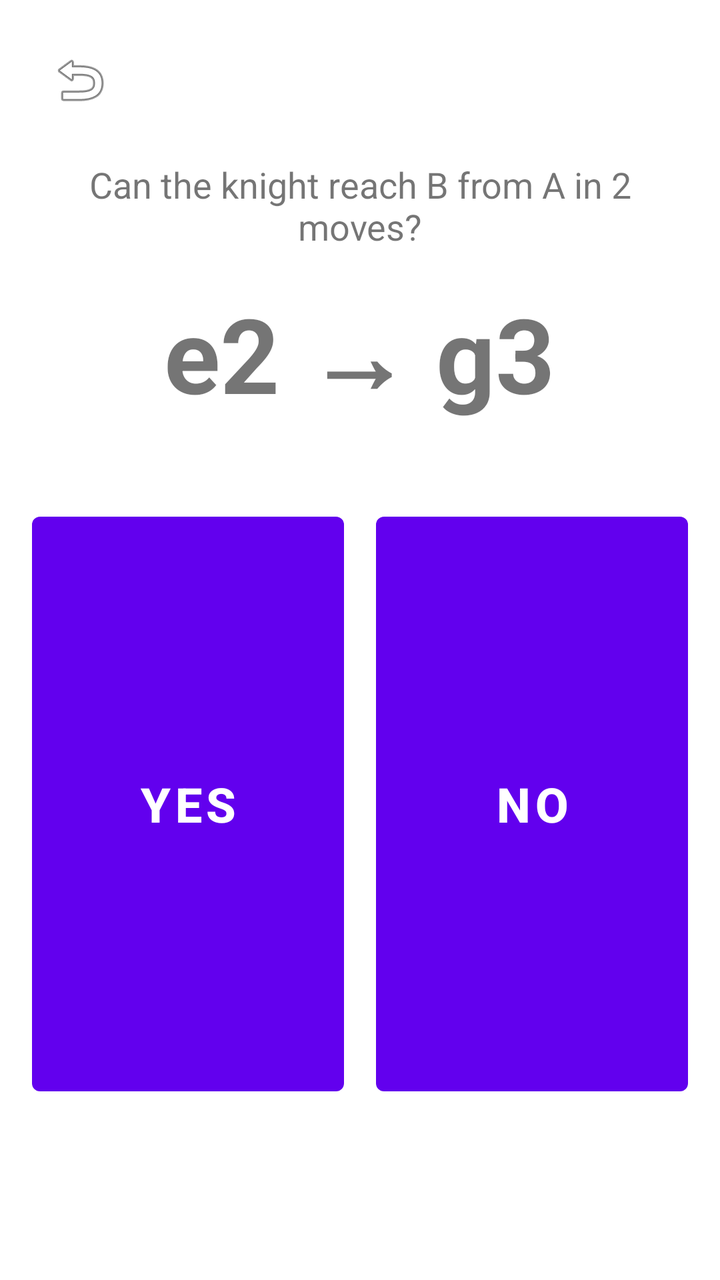
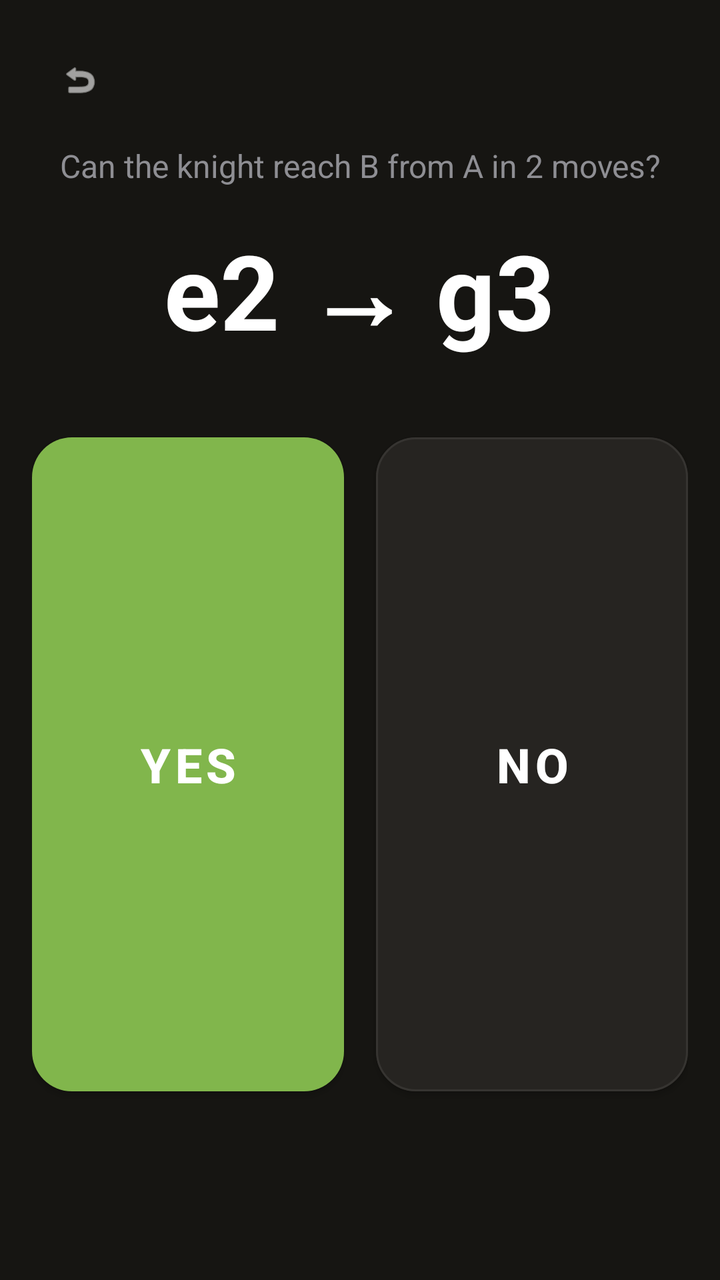

Compare the two renders of this Android layout. The source of the first and the diff that turns it into the second are given below.
<!-- AndroidManifest.xml: application theme Theme.BlindfoldChess -->
<!-- res/layout/fragment_knight_moves.xml -->
<?xml version="1.0" encoding="utf-8"?>

<LinearLayout xmlns:android="http://schemas.android.com/apk/res/android"
    android:layout_width="match_parent"
    android:layout_height="match_parent"
    android:orientation="vertical"
    android:padding="16dp">

    <ImageButton
        android:id="@+id/btn_back"
        android:layout_width="48dp"
        android:layout_height="48dp"
        android:src="@android:drawable/ic_menu_revert"
        android:background="?attr/selectableItemBackgroundBorderless"
        android:contentDescription="Back"
        android:layout_marginBottom="8dp" />

    <TextView
        android:id="@+id/tv_move_count"
        android:layout_width="wrap_content"
        android:layout_height="wrap_content"
        android:text="Can the knight reach B from A in 2 moves?"
        android:textSize="18sp"
        android:layout_gravity="center_horizontal"
        android:gravity="center"
        android:layout_marginTop="8dp"
        android:layout_marginBottom="16dp" />

    <TextView
        android:id="@+id/tv_squares"
        android:layout_width="wrap_content"
        android:layout_height="wrap_content"
        android:text="e2 → g3"
        android:textSize="52sp"
        android:textStyle="bold"
        android:layout_gravity="center_horizontal"
        android:layout_marginBottom="40dp" />

    <LinearLayout
        android:layout_width="match_parent"
        android:layout_height="0dp"
        android:layout_weight="1"
        android:orientation="horizontal">

        <Button
            android:id="@+id/btn_yes"
            android:layout_width="0dp"
            android:layout_height="match_parent"
            android:layout_weight="1"
            android:text="Yes"
            android:textSize="24sp"
            android:textStyle="bold"
            android:layout_marginEnd="8dp" />

        <Button
            android:id="@+id/btn_no"
            android:layout_width="0dp"
            android:layout_height="match_parent"
            android:layout_weight="1"
            android:text="No"
            android:textSize="24sp"
            android:textStyle="bold"
            android:layout_marginStart="8dp" />

    </LinearLayout>

    <TextView
        android:id="@+id/tv_result"
        android:layout_width="wrap_content"
        android:layout_height="wrap_content"
        android:text=""
        android:textSize="22sp"
        android:textStyle="bold"
        android:layout_gravity="center_horizontal"
        android:layout_marginTop="16dp" />

    <TextView
        android:id="@+id/tv_score"
        android:layout_width="wrap_content"
        android:layout_height="wrap_content"
        android:text=""
        android:textSize="14sp"
        android:layout_gravity="center_horizontal"
        android:layout_marginTop="8dp" />

</LinearLayout>
<!-- resources referenced by this layout -->
<resources>
  <style name="Theme.BlindfoldChess" parent="Theme.MaterialComponents.DayNight.NoActionBar">
          
          <item name="colorPrimary">@color/purple_500</item>
          <item name="colorPrimaryVariant">@color/purple_700</item>
          <item name="colorOnPrimary">@color/white</item>
          
          <item name="colorSecondary">@color/teal_200</item>
          <item name="colorSecondaryVariant">@color/teal_700</item>
          <item name="colorOnSecondary">@color/black</item>
          
          <item name="android:statusBarColor">?attr/colorPrimaryVariant</item>
          
      </style>
  <color name="purple_500">#FF6200EE</color>
  <color name="purple_700">#FF3700B3</color>
  <color name="white">#FFFFFFFF</color>
  <color name="teal_200">#FF03DAC5</color>
  <color name="teal_700">#FF018786</color>
  <color name="black">#FF000000</color>
</resources>

<!-- the commit's change to res/layout/fragment_knight_moves.xml (unified diff, before → after) -->
@@ -1,28 +1,31 @@
 <?xml version="1.0" encoding="utf-8"?>
 
 <LinearLayout xmlns:android="http://schemas.android.com/apk/res/android"
+    xmlns:app="http://schemas.android.com/apk/res-auto"
     android:layout_width="match_parent"
     android:layout_height="match_parent"
+    android:background="#161512"
     android:orientation="vertical"
     android:padding="16dp">
 
-    <ImageButton
+    <com.google.android.material.button.MaterialButton
         android:id="@+id/btn_back"
+        style="@style/Widget.Material3.Button.IconButton"
         android:layout_width="48dp"
         android:layout_height="48dp"
-        android:src="@android:drawable/ic_menu_revert"
-        android:background="?attr/selectableItemBackgroundBorderless"
         android:contentDescription="Back"
-        android:layout_marginBottom="8dp" />
+        app:icon="@android:drawable/ic_menu_revert"
+        app:iconTint="#FFFFFF" />
 
     <TextView
         android:id="@+id/tv_move_count"
         android:layout_width="wrap_content"
         android:layout_height="wrap_content"
-        android:text="Can the knight reach B from A in 2 moves?"
-        android:textSize="18sp"
         android:layout_gravity="center_horizontal"
         android:gravity="center"
+        android:text="Can the knight reach B from A in 2 moves?"
+        android:textColor="#8E8E93"
+        android:textSize="16sp"
         android:layout_marginTop="8dp"
         android:layout_marginBottom="16dp" />
 
@@ -30,11 +33,12 @@
         android:id="@+id/tv_squares"
         android:layout_width="wrap_content"
         android:layout_height="wrap_content"
+        android:layout_gravity="center_horizontal"
+        android:layout_marginBottom="32dp"
         android:text="e2 → g3"
+        android:textColor="#FFFFFF"
         android:textSize="52sp"
-        android:textStyle="bold"
-        android:layout_gravity="center_horizontal"
-        android:layout_marginBottom="40dp" />
+        android:textStyle="bold" />
 
     <LinearLayout
         android:layout_width="match_parent"
@@ -42,25 +46,33 @@
         android:layout_weight="1"
         android:orientation="horizontal">
 
-        <Button
+        <com.google.android.material.button.MaterialButton
             android:id="@+id/btn_yes"
             android:layout_width="0dp"
             android:layout_height="match_parent"
             android:layout_weight="1"
+            android:layout_marginEnd="8dp"
             android:text="Yes"
+            android:textColor="#FFFFFF"
             android:textSize="24sp"
             android:textStyle="bold"
-            android:layout_marginEnd="8dp" />
+            app:backgroundTint="#81B64C"
+            app:cornerRadius="20dp" />
 
-        <Button
+        <com.google.android.material.button.MaterialButton
             android:id="@+id/btn_no"
             android:layout_width="0dp"
             android:layout_height="match_parent"
             android:layout_weight="1"
+            android:layout_marginStart="8dp"
             android:text="No"
+            android:textColor="#FFFFFF"
             android:textSize="24sp"
             android:textStyle="bold"
-            android:layout_marginStart="8dp" />
+            app:backgroundTint="#262421"
+            app:cornerRadius="20dp"
+            app:strokeColor="#363431"
+            app:strokeWidth="1dp" />
 
     </LinearLayout>
 
@@ -68,19 +80,19 @@
         android:id="@+id/tv_result"
         android:layout_width="wrap_content"
         android:layout_height="wrap_content"
-        android:text=""
+        android:layout_gravity="center_horizontal"
+        android:layout_marginTop="16dp"
+        android:textColor="#FFFFFF"
         android:textSize="22sp"
-        android:textStyle="bold"
-        android:layout_gravity="center_horizontal"
-        android:layout_marginTop="16dp" />
+        android:textStyle="bold" />
 
     <TextView
         android:id="@+id/tv_score"
         android:layout_width="wrap_content"
         android:layout_height="wrap_content"
-        android:text=""
-        android:textSize="14sp"
         android:layout_gravity="center_horizontal"
-        android:layout_marginTop="8dp" />
+        android:layout_marginTop="8dp"
+        android:textColor="#8E8E93"
+        android:textSize="14sp" />
 
 </LinearLayout>
